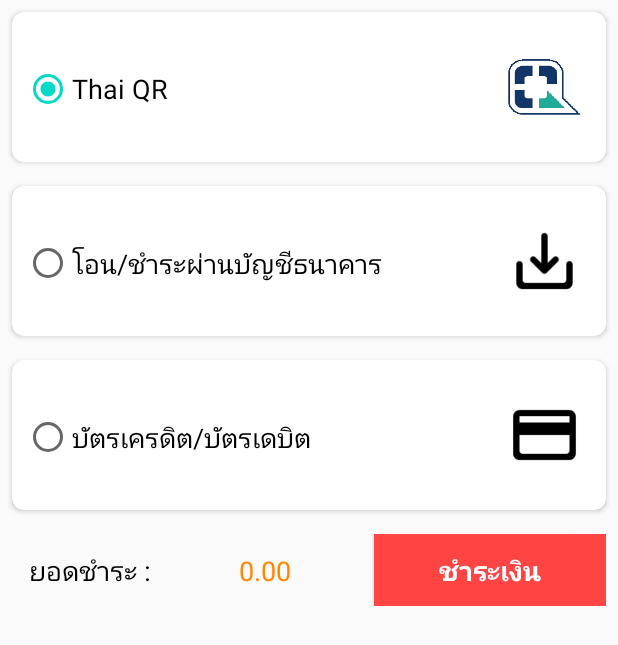
After one commit to teamlove29/eMarketShops, an Android app: the ActivitySelectPayment screen opened directly, with no data from a screen before it, on a phone screen of 412 x 824 dp. The commit adds this screen. Shown: the top 645 px of the screen. Run offline under Robolectric (Android 15) with nearby library versions, the phone set to English and light mode, and no system bars.

Commit message:
addDataCart

```diff
--- /dev/null
+++ b/app/src/main/java/com/alw/emarketshops/ActivitySelectPayment.kt
@@ -0,0 +1,34 @@
+package com.alw.emarketshops
+
+import android.content.Intent
+import androidx.appcompat.app.AppCompatActivity
+import android.os.Bundle
+import kotlinx.android.synthetic.main.activity_select_payment.*
+
+class ActivitySelectPayment : AppCompatActivity() {
+    override fun onCreate(savedInstanceState: Bundle?) {
+        super.onCreate(savedInstanceState)
+        setContentView(R.layout.activity_select_payment)
+
+        btnConfirm_pay.setOnClickListener {
+            if (radioBtnQr.isChecked) {
+                val intent = Intent(this, ActivityQrthai::class.java)
+                startActivity(intent)
+            }
+        }
+        radioBtnQr.setOnClickListener {
+            radioBtnBankpay.isChecked = !radioBtnQr.isChecked
+            radioBtnCreditcard.isChecked = !radioBtnQr.isChecked
+        }
+        radioBtnBankpay.setOnClickListener {
+            radioBtnQr.isChecked = !radioBtnBankpay.isChecked
+            radioBtnCreditcard.isChecked = !radioBtnBankpay.isChecked
+        }
+        radioBtnCreditcard.setOnClickListener {
+            radioBtnQr.isChecked = !radioBtnCreditcard.isChecked
+            radioBtnBankpay.isChecked = !radioBtnCreditcard.isChecked
+        }
+    }
+
+
+}
--- /dev/null
+++ b/app/src/main/res/drawable/baseline_credit_card_black_24dp.xml
@@ -0,0 +1,4 @@
+<?xml version="1.0" encoding="UTF-8" standalone="no"?>
+<vector xmlns:android="http://schemas.android.com/apk/res/android" android:height="24dp" android:tint="#000000" android:viewportHeight="24.0" android:viewportWidth="24.0" android:width="24dp">
+    <path android:fillColor="@android:color/white" android:pathData="M20,4L4,4c-1.11,0 -1.99,0.89 -1.99,2L2,18c0,1.11 0.89,2 2,2h16c1.11,0 2,-0.89 2,-2L22,6c0,-1.11 -0.89,-2 -2,-2zM20,18L4,18v-6h16v6zM20,8L4,8L4,6h16v2z"/>
+</vector>
--- /dev/null
+++ b/app/src/main/res/drawable/baseline_request_quote_black_24dp.xml
@@ -0,0 +1,4 @@
+<?xml version="1.0" encoding="UTF-8" standalone="no"?>
+<vector xmlns:android="http://schemas.android.com/apk/res/android" android:height="24dp" android:tint="#000000" android:viewportHeight="24.0" android:viewportWidth="24.0" android:width="24dp">
+  <path android:fillColor="@android:color/white" android:pathData="M14,2H6C4.9,2 4.01,2.9 4.01,4L4,20c0,1.1 0.89,2 1.99,2H18c1.1,0 2,-0.9 2,-2V8L14,2zM15,12h-4v1h3c0.55,0 1,0.45 1,1v3c0,0.55 -0.45,1 -1,1h-1v1h-2v-1H9v-2h4v-1h-3c-0.55,0 -1,-0.45 -1,-1v-3c0,-0.55 0.45,-1 1,-1h1V9h2v1h2V12zM13,8V3.5L17.5,8H13z"/>
+</vector>
--- /dev/null
+++ b/app/src/main/res/layout/activity_select_payment.xml
@@ -0,0 +1,147 @@
+<?xml version="1.0" encoding="utf-8"?>
+<androidx.constraintlayout.widget.ConstraintLayout xmlns:android="http://schemas.android.com/apk/res/android"
+    xmlns:app="http://schemas.android.com/apk/res-auto"
+    xmlns:tools="http://schemas.android.com/tools"
+    android:layout_width="match_parent"
+    android:layout_height="match_parent"
+    tools:context=".ActivitySelectPayment">
+
+    <LinearLayout
+        android:layout_width="match_parent"
+        android:layout_height="wrap_content"
+        android:orientation="vertical"
+        app:layout_constraintEnd_toEndOf="parent"
+        app:layout_constraintStart_toStartOf="parent"
+        app:layout_constraintTop_toTopOf="parent">
+
+        <androidx.cardview.widget.CardView
+            android:layout_width="match_parent"
+            android:layout_height="100dp"
+            android:layout_margin="8dp"
+            app:cardCornerRadius="8dp">
+
+            <RadioButton
+                android:id="@+id/radioBtnQr"
+                android:layout_width="wrap_content"
+                android:layout_height="wrap_content"
+                android:layout_marginLeft="8dp"
+                android:layout_marginTop="35dp"
+                android:checked="true"
+                android:text="Thai QR"
+                android:textSize="18sp" />
+
+            <ImageView
+                android:id="@+id/imageViewQr"
+                android:layout_width="50dp"
+                android:layout_height="wrap_content"
+                android:layout_gravity="center|right"
+                android:layout_marginLeft="16dp"
+                android:layout_marginRight="16dp"
+                android:foregroundGravity="clip_horizontal|center"
+                app:srcCompat="@drawable/thai_qr_h_logo" />
+        </androidx.cardview.widget.CardView>
+
+        <androidx.cardview.widget.CardView
+            android:layout_width="match_parent"
+            android:layout_height="100dp"
+            android:layout_margin="8dp"
+            app:cardCornerRadius="8dp">
+
+            <ImageView
+                android:id="@+id/imageViewQr3"
+                android:layout_width="50dp"
+                android:layout_height="wrap_content"
+                android:layout_gravity="center|right"
+                android:layout_marginLeft="16dp"
+                android:layout_marginRight="16dp"
+                android:foregroundGravity="clip_horizontal|center"
+                app:srcCompat="@drawable/round_save_alt_black_48dp" />
+
+            <RadioButton
+                android:id="@+id/radioBtnBankpay"
+                android:layout_width="wrap_content"
+                android:layout_height="wrap_content"
+                android:layout_marginLeft="8dp"
+                android:layout_marginTop="35dp"
+                android:text="@string/bank_pay"
+                android:textSize="18sp" />
+
+        </androidx.cardview.widget.CardView>
+
+        <androidx.cardview.widget.CardView
+            android:layout_width="match_parent"
+            android:layout_height="100dp"
+            android:layout_margin="8dp"
+            app:cardCornerRadius="8dp">
+
+            <ImageView
+                android:id="@+id/imageViewQr2"
+                android:layout_width="50dp"
+                android:layout_height="wrap_content"
+                android:layout_gravity="center|right"
+                android:layout_marginLeft="16dp"
+                android:layout_marginRight="16dp"
+                android:foregroundGravity="clip_horizontal|center"
+                app:srcCompat="@drawable/round_credit_card_black_48dp" />
+
+            <RadioButton
+                android:id="@+id/radioBtnCreditcard"
+                android:layout_width="wrap_content"
+                android:layout_height="wrap_content"
+                android:layout_marginLeft="8dp"
+                android:layout_marginTop="35dp"
+                android:text="@string/creditcard_pay"
+                android:textSize="18sp" />
+
+        </androidx.cardview.widget.CardView>
+
+        <LinearLayout
+            android:id="@+id/linearLayout2"
+            android:layout_width="match_parent"
+            android:layout_height="match_parent"
+            android:layout_marginStart="8dp"
+            android:layout_marginLeft="8dp"
+            android:layout_marginTop="8dp"
+            android:layout_marginEnd="8dp"
+            android:layout_marginRight="8dp"
+            android:layout_marginBottom="8dp"
+            android:orientation="horizontal"
+            app:layout_constraintBottom_toBottomOf="parent"
+            app:layout_constraintEnd_toEndOf="parent"
+            app:layout_constraintStart_toStartOf="parent">
+
+            <TextView
+                android:id="@+id/textView10"
+                android:layout_width="10dp"
+                android:layout_height="wrap_content"
+                android:layout_weight="1"
+                android:gravity="center"
+                android:text="@string/txt_totalpay"
+                android:textColor="@android:color/black"
+                android:textSize="18sp" />
+
+            <TextView
+                android:id="@+id/textTotalpay"
+                android:layout_width="wrap_content"
+                android:layout_height="wrap_content"
+                android:layout_marginRight="8dp"
+                android:layout_weight="1"
+                android:gravity="center"
+                android:text="0.00"
+                android:textColor="@android:color/holo_orange_dark"
+                android:textSize="18sp" />
+
+            <Button
+                android:id="@+id/btnConfirm_pay"
+                android:layout_width="60dp"
+                android:layout_height="wrap_content"
+                android:layout_weight="1"
+                android:background="@android:color/holo_red_light"
+                android:text="@string/txt_pay"
+                android:textColor="@android:color/white"
+                android:textSize="18sp"
+                android:textStyle="bold" />
+        </LinearLayout>
+
+    </LinearLayout>
+</androidx.constraintlayout.widget.ConstraintLayout>
--- a/app/src/main/res/layout/fragment_cart.xml
+++ b/app/src/main/res/layout/fragment_cart.xml
@@ -42,7 +42,7 @@
             android:textColor="@android:color/black" />
 
         <TextView
-            android:id="@+id/textView9"
+            android:id="@+id/textTotalCart"
             android:layout_width="wrap_content"
             android:layout_height="wrap_content"
             android:layout_marginRight="8dp"
--- a/app/src/main/res/values/strings.xml
+++ b/app/src/main/res/values/strings.xml
@@ -40,4 +40,7 @@
     <string name="txt_buyItem">ซื้อสินค้า</string>
     <string name="txt_pay">ชำระเงิน</string>
     <string name="txt_supTotal">รวมทั้งหมด : </string>
+    <string name="bank_pay">โอน/ชำระผ่านบัญชีธนาคาร</string>
+    <string name="creditcard_pay">บัตรเครดิต/บัตรเดบิต</string>
+    <string name="txt_totalpay">ยอดชำระ :</string>
 </resources>
```
Also changed, not shown: app/src/main/AndroidManifest.xml (+5 -4 lines), app/src/main/java/com/alw/emarketshops/ActivityQrthai.kt (added, +11 -0 lines), app/src/main/java/com/alw/emarketshops/ItemDetailActivity.kt (+46 -0 lines), app/src/main/java/com/alw/emarketshops/ui/cart/CartFragment.kt (+49 -12 lines), app/src/main/res/layout/activity_qrthai.xml (added, +61 -0 lines), app/src/main/res/drawable/logo_qr_payment.png (added), app/src/main/res/drawable/promptpay.jpg (added), app/src/main/res/drawable/round_credit_card_black_48dp.png (added), app/src/main/res/drawable/round_save_alt_black_48dp.png (added), app/src/main/res/drawable/thai_qr_h_logo.png (added), app/src/main/res/drawable/thai_qr_pay.png (added).
